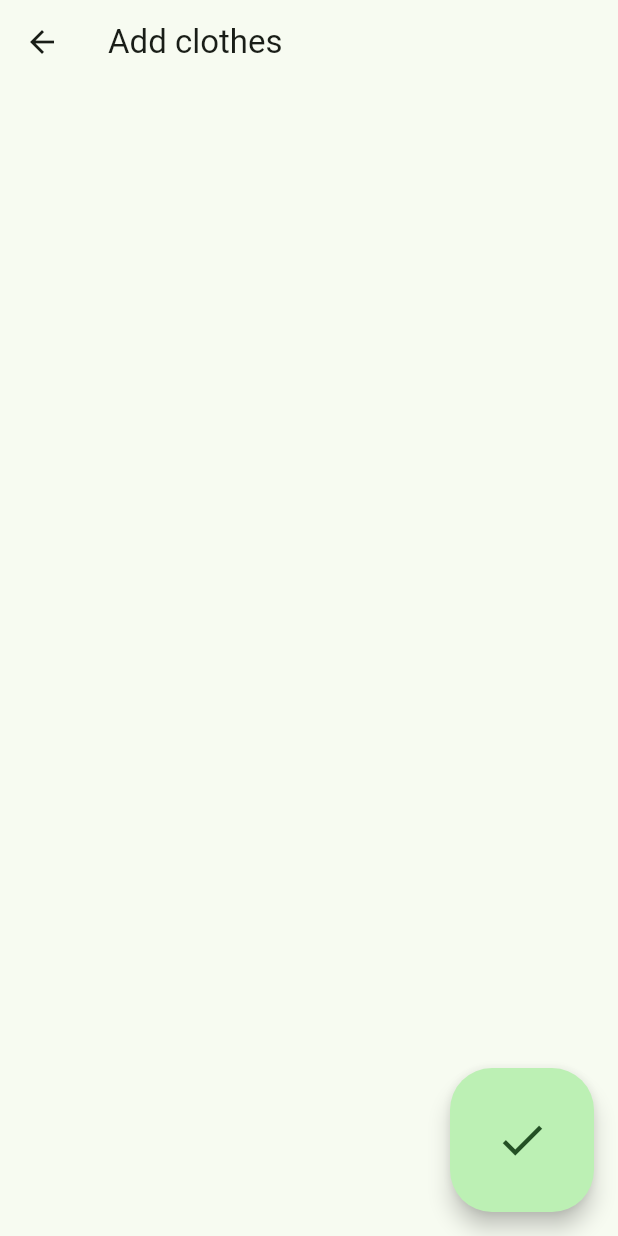
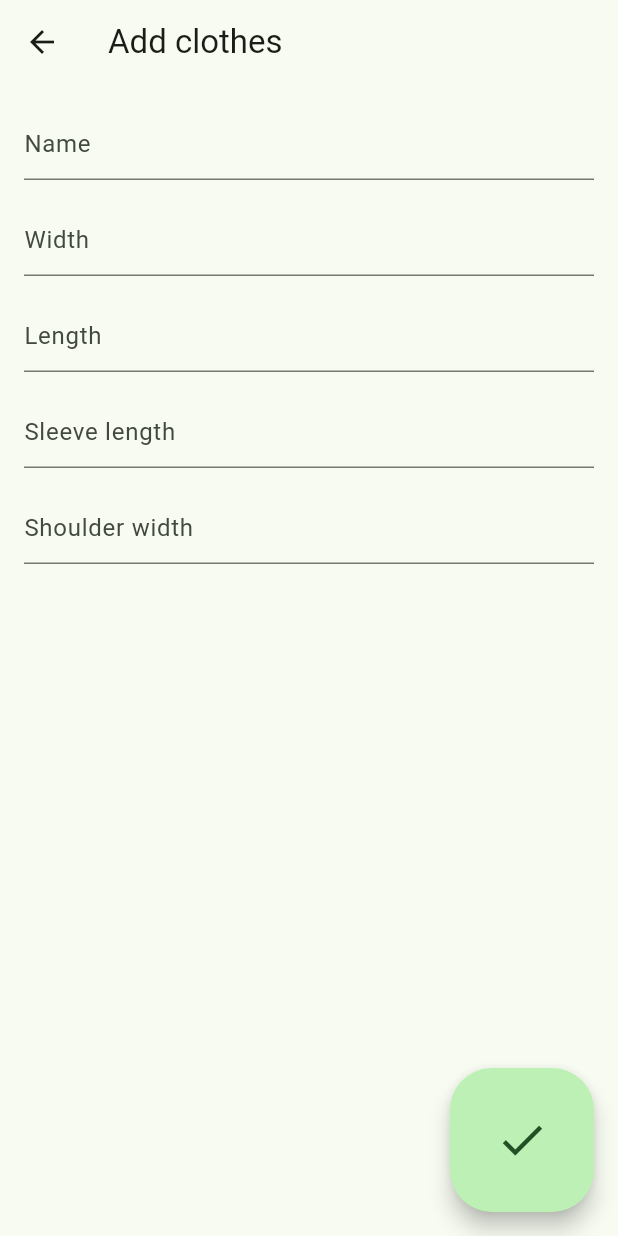
Before and after one commit to CORDEA/supabase_flutter_example, a Flutter app: the AddClothes screen opened directly, after a tap on the "check" icon, on a phone screen of 412 x 824 dp. Run offline on Flutter 3.47's test engine with Material 2 defaults, Android fonts, the light colour scheme and no system bars; our stand-ins replace flutter_dotenv, flutter_hooks, freezed_annotation, hooks_riverpod, riverpod_annotation, rxdart and 1 more; accounts and stored records are empty; generated files the repository leaves out were written again.

Commit message:
add new clothes

```diff
--- a/lib/add_clothes.dart
+++ b/lib/add_clothes.dart
@@ -1,17 +1,72 @@
 import 'package:flutter/material.dart';
+import 'package:flutter_hooks/flutter_hooks.dart';
+import 'package:hooks_riverpod/hooks_riverpod.dart';
+import 'package:supabase_flutter_example/add_clothes_view_model.dart';
 
-class AddClothes extends StatelessWidget {
+class AddClothes extends HookConsumerWidget {
   const AddClothes({super.key});
 
   @override
-  Widget build(BuildContext context) {
+  Widget build(BuildContext context, WidgetRef ref) {
+    final event =
+        ref.watch(addClothesViewModelProvider.select((value) => value.event));
+    useEffect(() {
+      return event.listen((value) {
+        value.when(back: () {
+          Navigator.pop(context);
+        }, showError: (e) {
+          ScaffoldMessenger.of(context).showSnackBar(
+            SnackBar(content: Text(e.toString())),
+          );
+        });
+      }).cancel;
+    }, [event]);
     return Scaffold(
       appBar: AppBar(title: const Text('Add clothes')),
-      body: const Center(),
+      body: _Body(),
       floatingActionButton: FloatingActionButton.large(
-        onPressed: () {},
+        onPressed: ref.read(addClothesViewModelProvider).onSubmitTapped,
         child: const Icon(Icons.check),
       ),
     );
   }
 }
+
+class _Body extends ConsumerWidget {
+  @override
+  Widget build(BuildContext context, WidgetRef ref) {
+    return Padding(
+      padding: const EdgeInsets.all(16),
+      child: Column(
+        children: [
+          TextField(
+            onChanged: ref.read(addClothesViewModelProvider).onNameChanged,
+            decoration: const InputDecoration(hintText: 'Name'),
+          ),
+          const SizedBox(height: 16),
+          TextField(
+            onChanged: ref.read(addClothesViewModelProvider).onWidthChanged,
+            decoration: const InputDecoration(hintText: 'Width'),
+          ),
+          const SizedBox(height: 16),
+          TextField(
+            onChanged: ref.read(addClothesViewModelProvider).onLengthChanged,
+            decoration: const InputDecoration(hintText: 'Length'),
+          ),
+          const SizedBox(height: 16),
+          TextField(
+            onChanged:
+                ref.read(addClothesViewModelProvider).onSleeveLengthChanged,
+            decoration: const InputDecoration(hintText: 'Sleeve length'),
+          ),
+          const SizedBox(height: 16),
+          TextField(
+            onChanged:
+                ref.read(addClothesViewModelProvider).onShoulderWidthChanged,
+            decoration: const InputDecoration(hintText: 'Shoulder width'),
+          ),
+        ],
+      ),
+    );
+  }
+}
--- /dev/null
+++ b/lib/add_clothes_view_model.dart
@@ -0,0 +1,92 @@
+import 'dart:async';
+
+import 'package:flutter/material.dart';
+import 'package:freezed_annotation/freezed_annotation.dart';
+import 'package:hooks_riverpod/hooks_riverpod.dart';
+import 'package:rxdart/rxdart.dart';
+import 'package:supabase_flutter_example/clothes.dart';
+import 'package:supabase_flutter_example/clothes_repository.dart';
+
+part 'add_clothes_view_model.freezed.dart';
+
+final addClothesViewModelProvider = ChangeNotifierProvider.autoDispose((ref) {
+  return AddClothesViewModel(ref.watch(clothesRepositoryProvider));
+});
+
+@Freezed(map: FreezedMapOptions.none, equal: false, copyWith: false)
+class AddClothesViewEvent with _$AddClothesViewEvent {
+  const factory AddClothesViewEvent.back() = _Back;
+
+  const factory AddClothesViewEvent.showError(dynamic e) = _ShowError;
+}
+
+class AddClothesViewModel extends ChangeNotifier {
+  AddClothesViewModel(this._repository);
+
+  final ClothesRepository _repository;
+  final _event = PublishSubject<AddClothesViewEvent>();
+
+  PublishSubject<AddClothesViewEvent> get event => _event;
+
+  StreamSubscription? _subscription;
+  String _name = '';
+  String _width = '';
+  String _length = '';
+  String _sleeveLength = '';
+  String _shoulderWidth = '';
+
+  void onNameChanged(String value) {
+    _name = value;
+  }
+
+  void onWidthChanged(String value) {
+    _width = value;
+  }
+
+  void onLengthChanged(String value) {
+    _length = value;
+  }
+
+  void onSleeveLengthChanged(String value) {
+    _sleeveLength = value;
+  }
+
+  void onShoulderWidthChanged(String value) {
+    _shoulderWidth = value;
+  }
+
+  void onSubmitTapped() {
+    final name = _name;
+    final width = int.tryParse(_width);
+    final length = int.tryParse(_length);
+    final sleeveLength = int.tryParse(_sleeveLength);
+    final shoulderWidth = int.tryParse(_shoulderWidth);
+    if (name.isEmpty ||
+        width == null ||
+        length == null ||
+        sleeveLength == null ||
+        shoulderWidth == null) {
+      return;
+    }
+    _subscription = _repository
+        .insert(Clothes.tops(
+          name: name,
+          width: width,
+          length: length,
+          sleeveLength: sleeveLength,
+          shoulderWidth: shoulderWidth,
+        ))
+        .asStream()
+        .listen((event) {
+      _event.add(const AddClothesViewEvent.back());
+    }, onError: (e) {
+      _event.add(AddClothesViewEvent.showError(e));
+    });
+  }
+
+  @override
+  void dispose() {
+    _subscription?.cancel();
+    super.dispose();
+  }
+}
```
Also changed, not shown: lib/add_clothes_view_model.freezed.dart (added).
